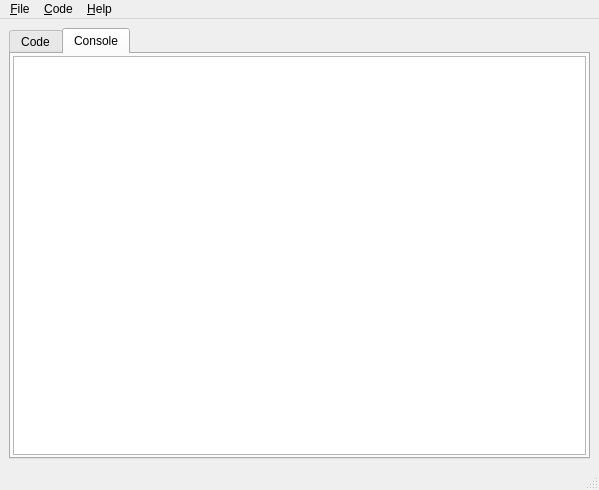
Above: src/ui/mainwindow.ui from hmeyer/qtmium before the change. Below: the same form after it.
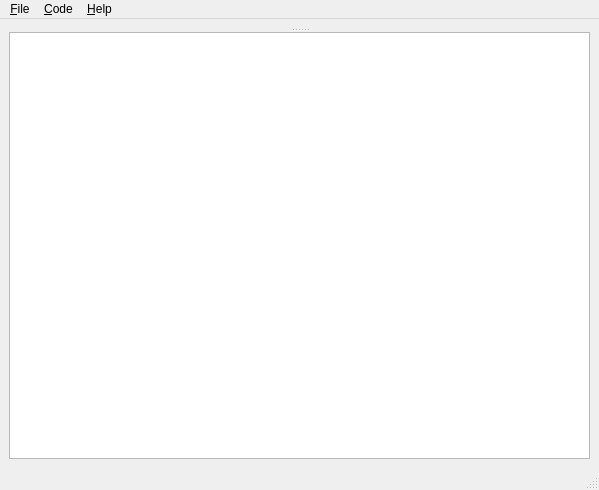
That is the form after the change. The open tabs and pages were chosen to show the change. Custom widgets are drawn as their Qt base class.

Commit message: compiler error output handling

Diff of the .ui file:
```diff
--- a/src/ui/mainwindow.ui
+++ b/src/ui/mainwindow.ui
@@ -14,34 +14,16 @@
    <string>compcad</string>
   </property>
   <widget class="QWidget" name="centralwidget">
-   <layout class="QVBoxLayout" name="verticalLayout">
-    <item>
-     <widget class="QSplitter" name="splitter">
-      <property name="orientation">
-       <enum>Qt::Horizontal</enum>
-      </property>
-      <widget class="QTabWidget" name="tabWidget">
-       <property name="sizePolicy">
-        <sizepolicy hsizetype="Expanding" vsizetype="Expanding">
-         <horstretch>0</horstretch>
-         <verstretch>0</verstretch>
-        </sizepolicy>
-       </property>
-       <property name="tabShape">
-        <enum>QTabWidget::Rounded</enum>
-       </property>
-       <property name="currentIndex">
-        <number>0</number>
-       </property>
-       <widget class="QWidget" name="CodeTab">
-        <attribute name="title">
-         <string>Code</string>
-        </attribute>
         <layout class="QGridLayout" name="gridLayout">
-         <property name="margin">
-          <number>2</number>
-         </property>
          <item row="0" column="0">
+     <widget class="QSplitter" name="splitterV">
+      <property name="orientation">
+       <enum>Qt::Vertical</enum>
+      </property>
+      <widget class="QSplitter" name="splitterH">
+       <property name="orientation">
+        <enum>Qt::Horizontal</enum>
+       </property>
           <widget class="QsciScintilla" name="sourceEdit">
            <property name="toolTip">
             <string/>
@@ -50,26 +32,11 @@
             <string/>
            </property>
           </widget>
-         </item>
-        </layout>
-       </widget>
-       <widget class="QWidget" name="ConsoleTab">
-        <attribute name="title">
-         <string>Console</string>
-        </attribute>
-        <layout class="QGridLayout" name="gridLayout_2">
-         <property name="margin">
-          <number>2</number>
-         </property>
-         <item row="0" column="0">
-          <widget class="QPlainTextEdit" name="console">
+      </widget>
+      <widget class="QPlainTextEdit" name="consoleEdit">
            <property name="readOnly">
             <bool>true</bool>
            </property>
-          </widget>
-         </item>
-        </layout>
-       </widget>
       </widget>
      </widget>
     </item>
```
Lines whose indentation alone changed are shown as unchanged. The commit also changes 2 other files.
